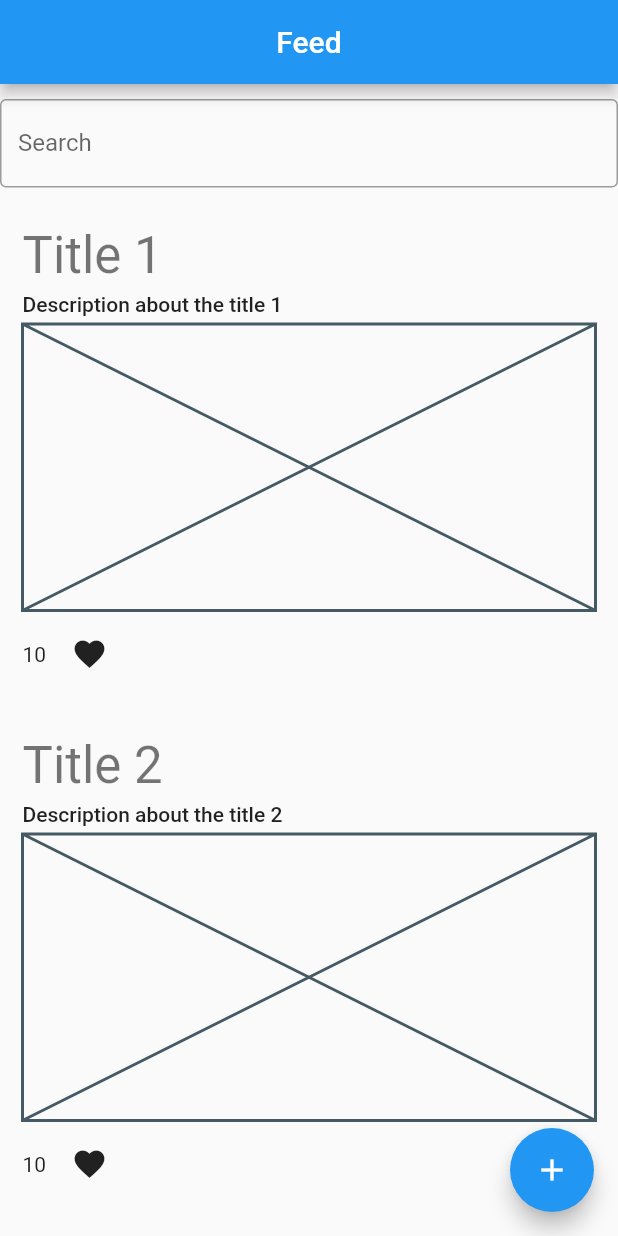
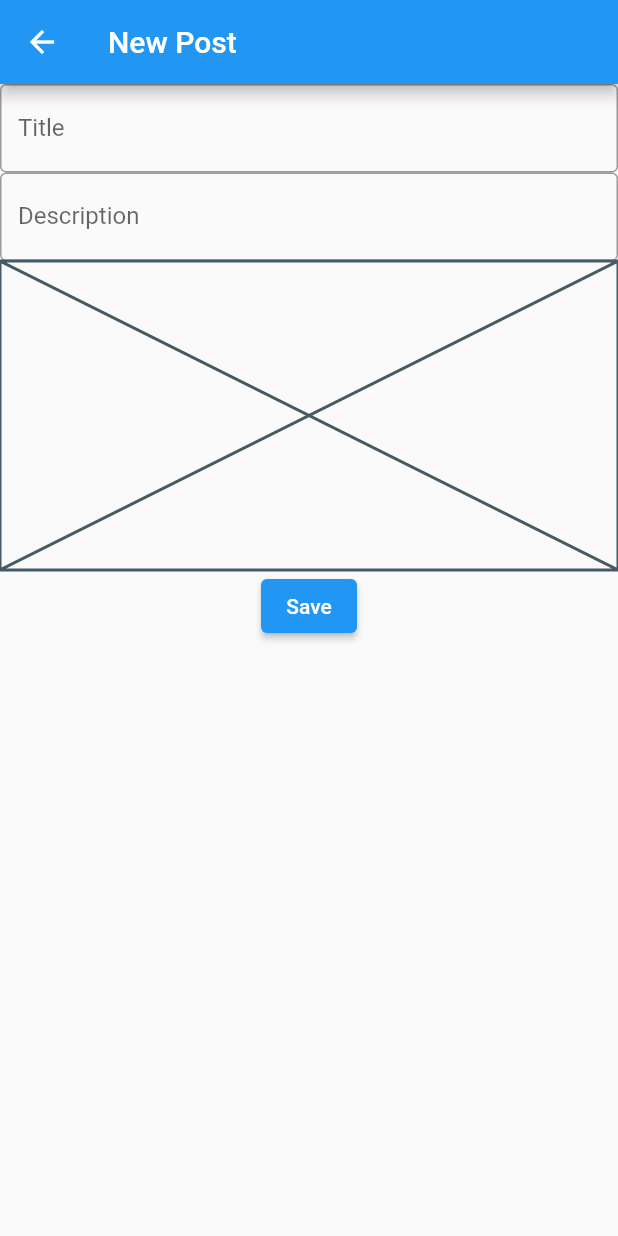
Before and after one commit to manojeeva/post_app_flutter, a Flutter app: the screen it shows after launch, after a tap on the "add" icon, on a phone screen of 412 x 824 dp. Run offline on Flutter 3.47's test engine with Material 2 defaults, Android fonts, the phone set to English and light mode, and no system bars.

Commit message:
add page design and integration completed

```diff
--- a/lib/screens/add/add_controller.dart
+++ b/lib/screens/add/add_controller.dart
@@ -0,0 +1,7 @@
+import 'dart:io';
+
+class AddController {
+  String title = "";
+  String description = "";
+  File? image;
+}
--- a/lib/screens/add/add_view.dart
+++ b/lib/screens/add/add_view.dart
@@ -0,0 +1,54 @@
+import 'package:flutter/material.dart';
+import 'package:todo_app/data/models/todo_model.dart';
+import 'package:todo_app/screens/add/add_controller.dart';
+import 'package:todo_app/widgets/input.dart';
+
+class AddPage extends StatefulWidget {
+  final ValueChanged<TodoModel> onSave;
+  const AddPage({
+    Key? key,
+    required this.onSave,
+  }) : super(key: key);
+
+  @override
+  _AddPageState createState() => _AddPageState();
+}
+
+class _AddPageState extends State<AddPage> {
+  final controller = AddController();
+  @override
+  Widget build(BuildContext context) {
+    return Scaffold(
+      appBar: AppBar(
+        title: const Text("New Post"),
+      ),
+      body: Column(
+        children: [
+          TextFieldWidget(
+            onChangeInput: (v) => controller.title = v,
+            label: "Title",
+          ),
+          TextFieldWidget(
+            label: "Description",
+            onChangeInput: (v) => controller.description = v,
+          ),
+          const AspectRatio(
+            aspectRatio: 2 / 1,
+            child: Placeholder(),
+          ),
+          ElevatedButton(
+            onPressed: () {
+              widget.onSave(TodoModel(
+                description: controller.description,
+                title: controller.title,
+                imagePath: null,
+              ));
+              Navigator.of(context).pop();
+            },
+            child: const Text("Save"),
+          ),
+        ],
+      ),
+    );
+  }
+}
--- a/lib/screens/list/list_view.dart
+++ b/lib/screens/list/list_view.dart
@@ -1,5 +1,6 @@
 import 'package:flutter/material.dart';
 import 'package:todo_app/data/models/todo_model.dart';
+import 'package:todo_app/screens/add/add_view.dart';
 import 'package:todo_app/screens/list/list_controller.dart';
 
 class ListPage extends StatefulWidget {
@@ -18,6 +19,12 @@ class _ListPageState extends State<ListPage> {
     super.initState();
   }
 
+  void onPressAdd() {
+    Navigator.of(context).push(MaterialPageRoute(builder: (_) {
+      return AddPage(onSave: controller.onSaveNewItem);
+    }));
+  }
+
   @override
   Widget build(BuildContext context) {
     return Scaffold(
@@ -26,7 +33,7 @@ class _ListPageState extends State<ListPage> {
         centerTitle: true,
       ),
       floatingActionButton: FloatingActionButton(
-        onPressed: () {},
+        onPressed: onPressAdd,
         child: const Icon(Icons.add),
       ),
       body: Column(
@@ -118,7 +125,7 @@ class ListItem extends StatelessWidget {
             style: textTheme.bodyText1,
           ),
           const SizedBox(height: 5),
-          AspectRatio(aspectRatio: 2 / 1, child: Placeholder()),
+          const AspectRatio(aspectRatio: 2 / 1, child: Placeholder()),
           // AspectRatio(
           //   aspectRatio: 1 / 2,
           //   child: Image.file(model.imagePath),
--- /dev/null
+++ b/lib/widgets/input.dart
@@ -0,0 +1,22 @@
+import 'package:flutter/material.dart';
+
+class TextFieldWidget extends StatelessWidget {
+  final ValueChanged<String> onChangeInput;
+  final String label;
+  const TextFieldWidget({
+    Key? key,
+    required this.onChangeInput,
+    required this.label,
+  }) : super(key: key);
+
+  @override
+  Widget build(BuildContext context) {
+    return TextField(
+      decoration: InputDecoration(
+        border: OutlineInputBorder(),
+        labelText: label,
+      ),
+      onChanged: onChangeInput,
+    );
+  }
+}
```
Also changed, not shown: lib/screens/list/list_controller.dart (+14 -2 lines).
